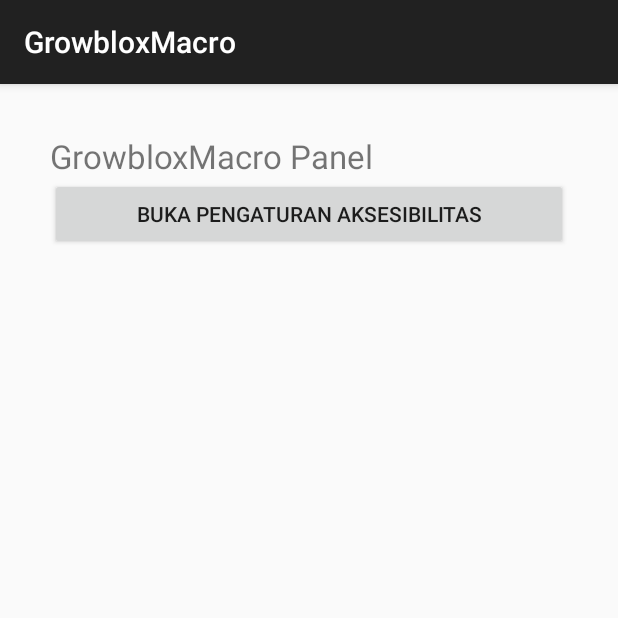
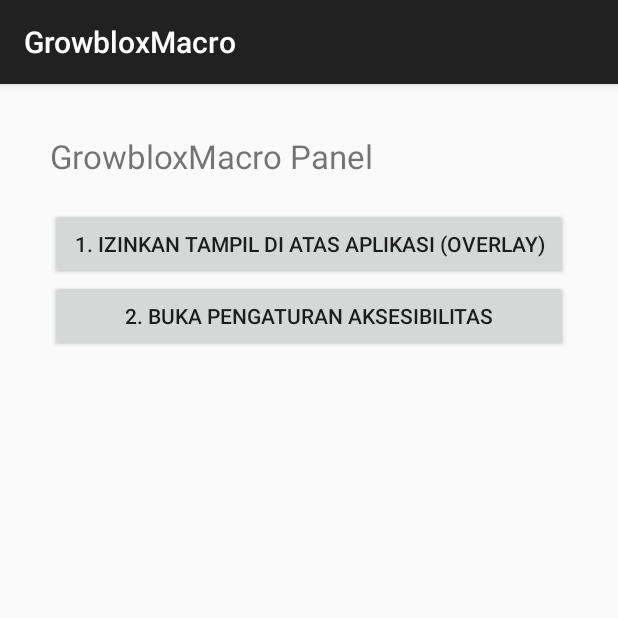
Before and after one commit to dikyp8787-boop/GrowbloxMacro, an Android app: the screen it shows after launch (MainActivity), on a phone screen of 412 x 824 dp, the top half of it. Run offline under Robolectric (Android 15) with nearby library versions, the phone set to English and light mode, and no system bars.

Commit message:
Update MainActivity.kt

```diff
--- a/app/src/main/java/com/example/growbloxmacro/MainActivity.kt
+++ b/app/src/main/java/com/example/growbloxmacro/MainActivity.kt
@@ -1,6 +1,7 @@
 package com.example.growbloxmacro
 
 import android.content.Intent
+import android.net.Uri
 import android.os.Bundle
 import android.provider.Settings
 import android.widget.Button
@@ -20,11 +21,24 @@ class MainActivity : AppCompatActivity() {
         val title = TextView(this).apply {
             text = "GrowbloxMacro Panel"
             textSize = 22f
+            setPadding(0, 0, 0, 30)
         }
         layout.addView(title)
 
+        val btnOverlay = Button(this).apply {
+            text = "1. Izinkan Tampil di Atas Aplikasi (Overlay)"
+            setOnClickListener {
+                val intent = Intent(
+                    Settings.ACTION_MANAGE_OVERLAY_PERMISSION,
+                    Uri.parse("package:$packageName")
+                )
+                startActivity(intent)
+            }
+        }
+        layout.addView(btnOverlay)
+
         val btnAccessibility = Button(this).apply {
-            text = "Buka Pengaturan Aksesibilitas"
+            text = "2. Buka Pengaturan Aksesibilitas"
             setOnClickListener {
                 startActivity(Intent(Settings.ACTION_ACCESSIBILITY_SETTINGS))
             }
```
